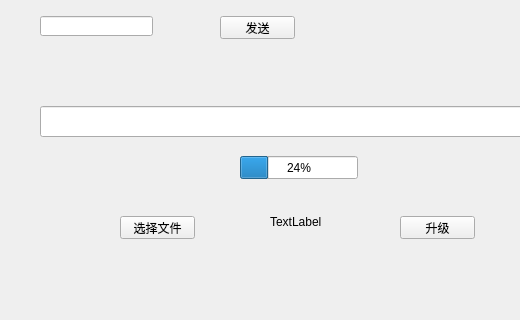
mokart/qt_test_iap1, file untitled/my_widget.ui: the form before one commit; both pictures show x 0 to 520 and y 234 to 554 of the 738 by 554 pixel window.
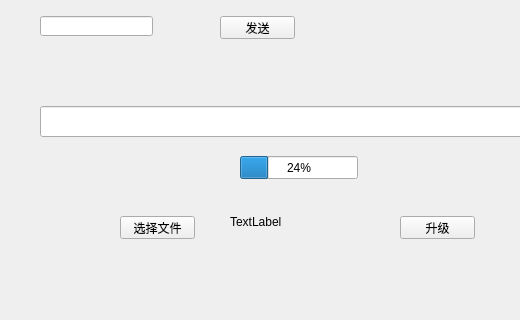
The form after the commit.

Patch:
```diff
--- a/untitled/my_widget.ui
+++ b/untitled/my_widget.ui
@@ -108,9 +108,9 @@
   <widget class="QLabel" name="label_checksum">
    <property name="geometry">
     <rect>
-     <x>270</x>
+     <x>230</x>
      <y>440</y>
-     <width>61</width>
+     <width>101</width>
      <height>31</height>
     </rect>
    </property>
```
